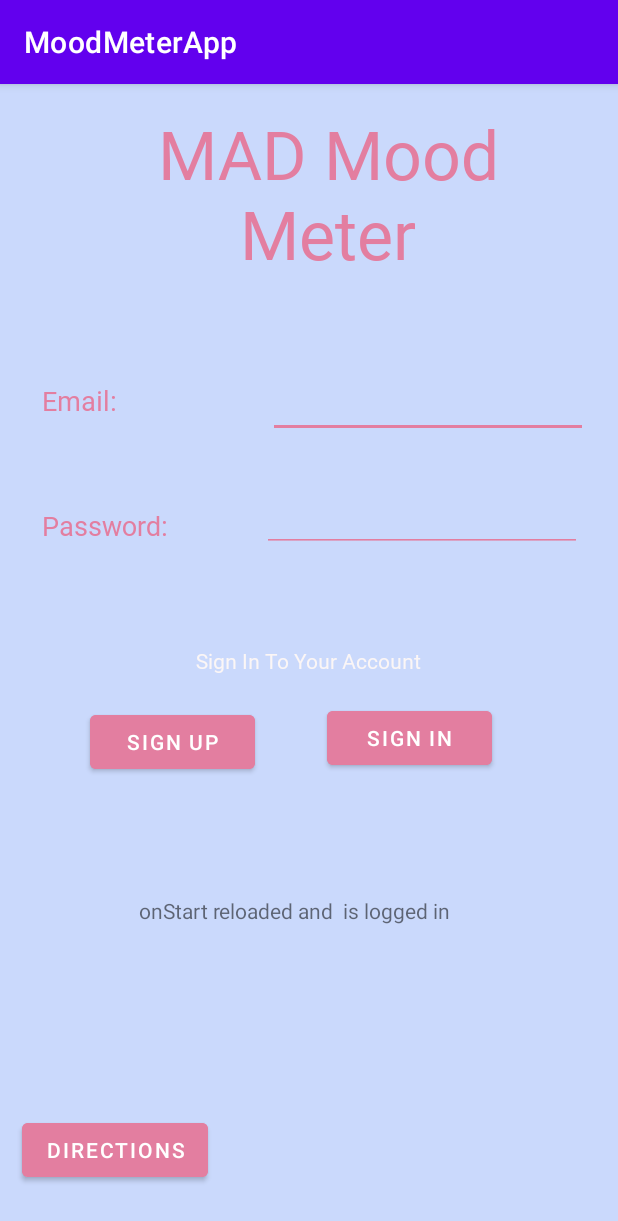
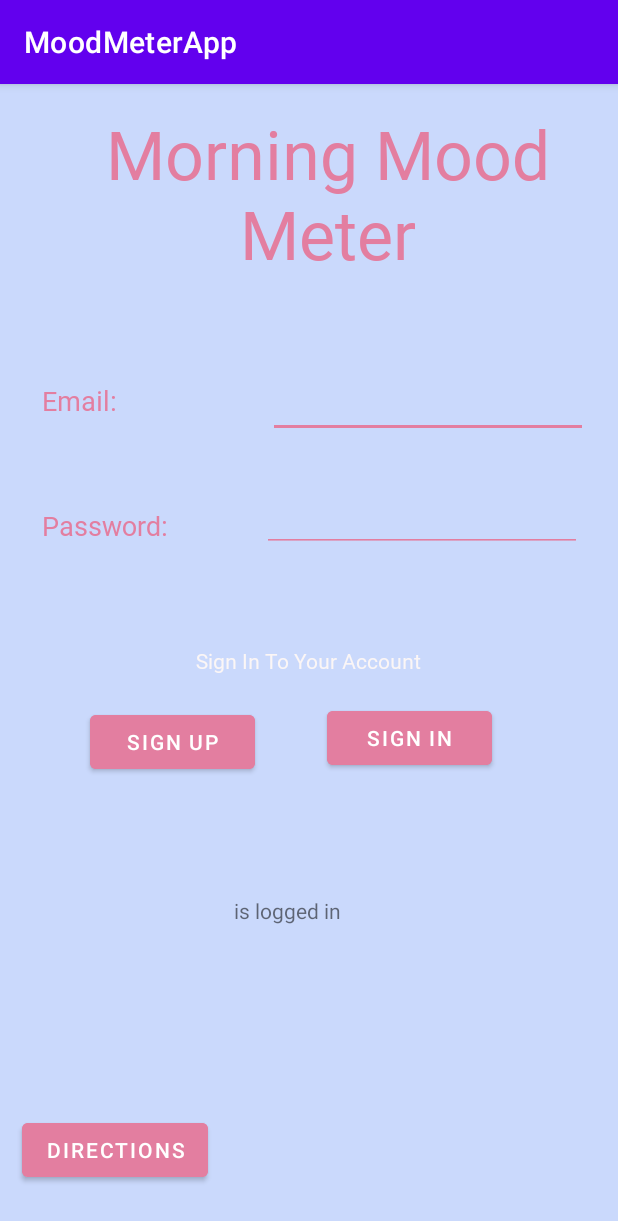
Before and after one commit to Tejureddi/MoodMeterApp, an Android app: the screen it shows after launch once a user with an empty profile is signed in (MainActivity), on a phone screen of 412 x 824 dp. Shown: the top 1221 px of the screen. Run offline under Robolectric (Android 15) with nearby library versions, the phone set to English and light mode, and no system bars; our stand-ins replace Firebase (no records; nobody signed in at launch, a user with empty details on screens opened directly).

```diff
--- a/app/src/main/java/com/example/moodmeterapp/MainActivity.java
+++ b/app/src/main/java/com/example/moodmeterapp/MainActivity.java
@@ -57,11 +57,11 @@ public class MainActivity extends AppCompatActivity {
         //user.getUid() --> to save user data
         FirebaseUser currentUser = mAuth.getCurrentUser();
         if(currentUser != null){
-            authStatusTV.setText("onStart reloaded and " + currentUser.getEmail() + " is logged in");
+            authStatusTV.setText(currentUser.getEmail() + " is logged in");
             // Take any action needed here when screen loads and a user is logged in
         }
         else {
-            authStatusTV.setText("onStart reloaded and user is null");
+            authStatusTV.setText("User is not logged in");
             // Take any action needed here when screen loads and a user is NOT logged in
         }
     }
--- a/app/src/main/res/layout/activity_main.xml
+++ b/app/src/main/res/layout/activity_main.xml
@@ -112,7 +112,7 @@
         android:layout_height="120dp"
         android:layout_marginTop="16dp"
         android:fontFamily="@font/modak"
-        android:text="MAD Mood Meter"
+        android:text="Morning Mood Meter"
         android:textAlignment="center"
         android:textColor="@color/pink"
         android:textSize="45sp"
```
